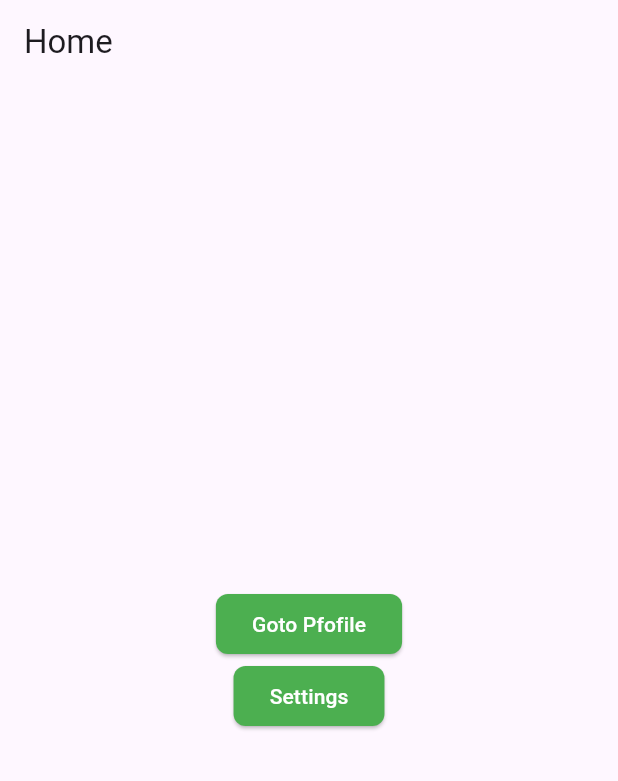
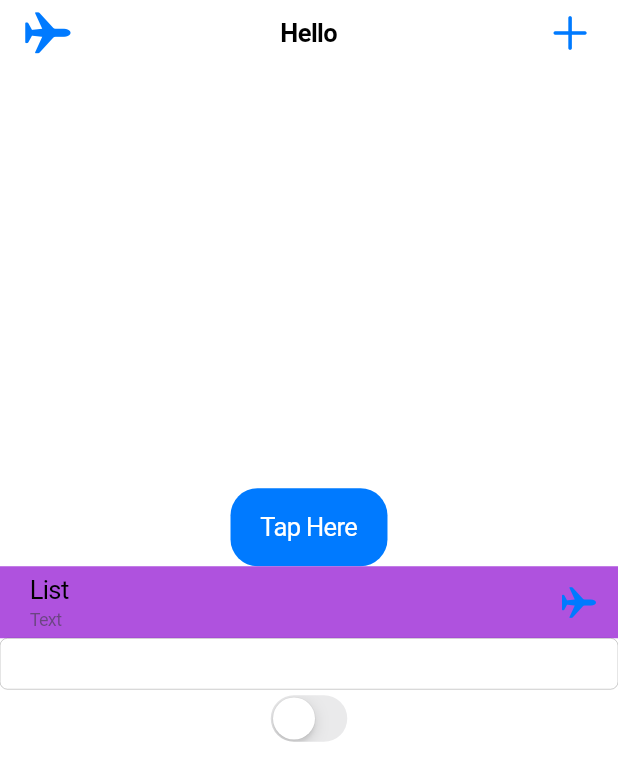
Before and after one commit to MahfuzAhmed28/flutter_practice_project, a Flutter app: the screen it shows after launch, on a phone screen of 412 x 824 dp. Shown: the top 781 px of the screen. Run offline on Flutter 3.47's test engine with Material 3 defaults, Android fonts, the phone set to English and light mode, and no system bars.

Commit message:
Cupertino

```diff
--- a/lib/main.dart
+++ b/lib/main.dart
@@ -1,124 +1,50 @@
+import 'package:flutter/cupertino.dart';
 import 'package:flutter/material.dart';
 
 void main() {
-  runApp(HelloWorld());
+  runApp(CupertinoExperiment());
 }
 
-class HelloWorld extends StatelessWidget {
+class CupertinoExperiment extends StatelessWidget {
+  const CupertinoExperiment({super.key});
+
   @override
   Widget build(BuildContext context) {
-    return MaterialApp(
-      debugShowCheckedModeBanner: false, //Remove Corner Debug Banner
-      title: 'Welcome',
+    return CupertinoApp(
+      debugShowCheckedModeBanner: false,
+      title: 'Experiment',
       home: Home(),
-      theme: ThemeData(
-        elevatedButtonTheme: ElevatedButtonThemeData(
-          style: ElevatedButton.styleFrom(
-              backgroundColor: Colors.green,
-              foregroundColor: Colors.white,
-              shape: RoundedRectangleBorder(
-                  borderRadius: BorderRadius.circular(8)
-              )
-          ),
-        )
-      ),
     );
   }
 }
-
 class Home extends StatelessWidget {
   const Home({super.key});
 
   @override
   Widget build(BuildContext context) {
-    return Scaffold(
-      appBar: AppBar(
-        title: Text('Home'),
+    return CupertinoPageScaffold(
+      navigationBar: CupertinoNavigationBar(
+        middle: Text('Hello'),
+        trailing: Icon(CupertinoIcons.add),
+        leading: Icon(CupertinoIcons.airplane),
       ),
-      body: Center(
-        child: Column(
-          mainAxisAlignment: MainAxisAlignment.center,
-          children: [
-            ElevatedButton(
-                onPressed: () {
-                  Navigator.push(context, MaterialPageRoute(builder: (context) {
-                    return Profile(username: 'Mahfuz');
-                  }));
-                },
-              child: Text('Goto Pfofile')
-            ),
-            ElevatedButton(
-                onPressed: () {
-                  Navigator.push(context, MaterialPageRoute(builder: (context) {
-                    return Settings();
-                  }));
-                },
-                child: Text('Settings')
-            ),
-          ],
-        ),
+      child: Column(
+        mainAxisAlignment: MainAxisAlignment.center,
+        children: [
+          CupertinoButton.filled(
+            borderRadius: BorderRadius.circular(18),
+            child: Text('Tap Here'), onPressed: () {}),
+          CupertinoListTile(
+            onTap: () {},
+            title: Text('List'),
+            backgroundColor: CupertinoColors.systemPurple,
+            subtitle: Text('Text'),
+            trailing: Icon(CupertinoIcons.airplane),
+          ),
+          CupertinoTextField(),
+          CupertinoSwitch(value: false, onChanged: (value) {})
+        ],
       ),
     );
   }
 }
-
-class Profile extends StatelessWidget {
-  const Profile({super.key,required this.username});
-  final String username;
-
-  @override
-  Widget build(BuildContext context) {
-    return Scaffold(
-      appBar: AppBar(
-        title: Text('Profile'),
-      ),
-      body: Center(
-        child: Column(
-          mainAxisAlignment: MainAxisAlignment.center,
-          children: [
-            Text(username),
-            ElevatedButton(
-                onPressed: () {
-                  Navigator.pop(context);
-                },
-                child: Text('Back')
-            ),
-          ],
-        ),
-      ),
-    );
-  }
-}
-
-class Settings extends StatelessWidget {
-  const Settings({super.key});
-
-  @override
-  Widget build(BuildContext context) {
-    return Scaffold(
-      appBar: AppBar(
-        title: Text('Settings'),
-      ),
-      body: Center(
-        child: Column(
-          mainAxisAlignment: MainAxisAlignment.center,
-          children: [
-
-            ElevatedButton(
-
-                onPressed: () {
-                  Navigator.pop(context);
-                },
-                child: Text('Back')
-            ),
-            ElevatedButton(onPressed: () {
-                Navigator.push(context, MaterialPageRoute(builder: (context) => Profile(username: 'Rakib',)));
-              },
-              child: Text('Move to Profil')
-            )
-          ],
-        ),
-      ),
-    );
-  }
-}
```
